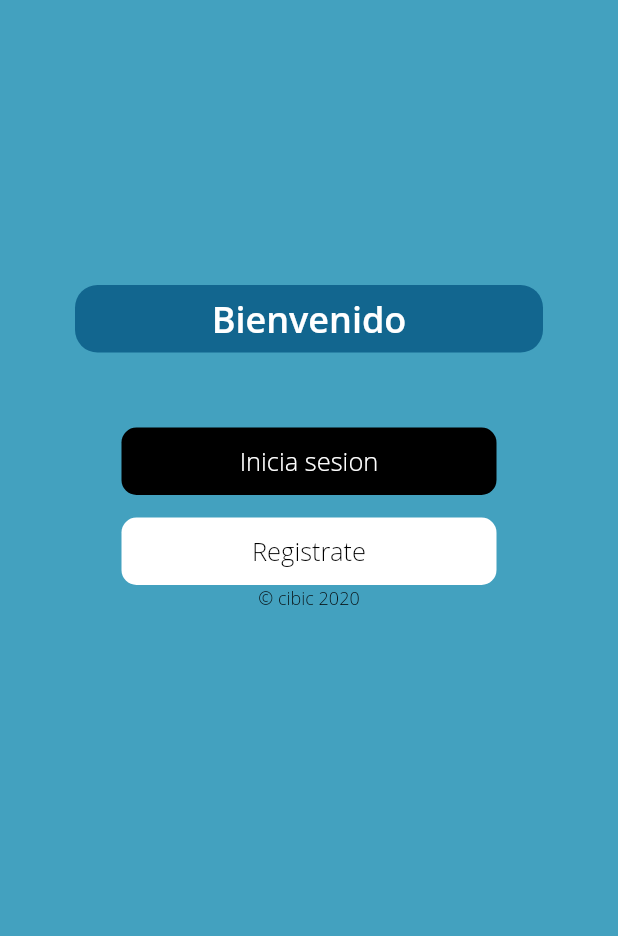
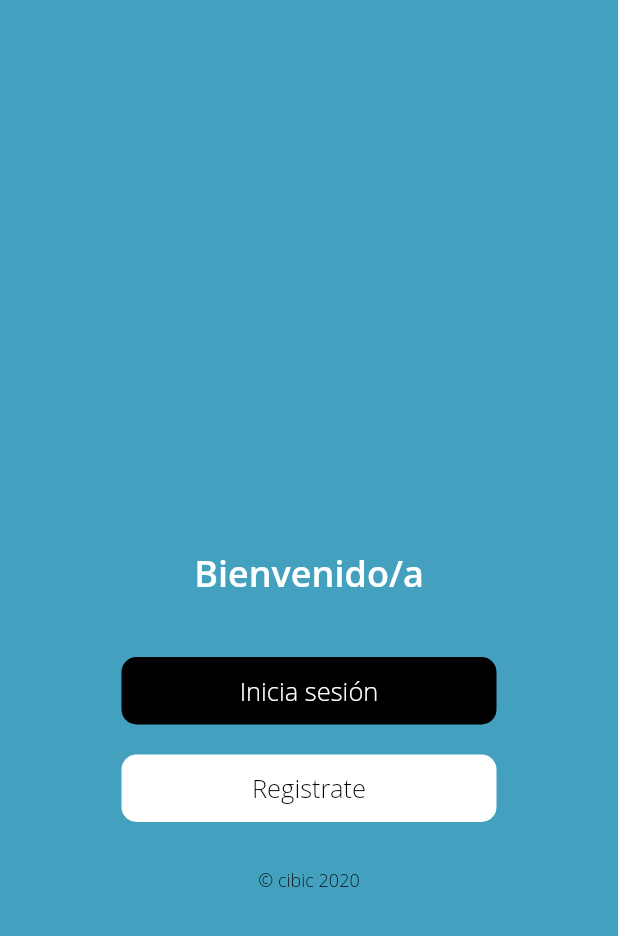
Before and after one commit to benjaminykim/cibic-mobile, a Flutter app: the screen it shows after launch, on a phone screen of 412 x 824 dp, the part 300-1236 px from its top. Run offline on Flutter 3.47's test engine with Material 2 defaults, Android fonts, the phone set to English and light mode, and no system bars; our stand-ins replace flutter_redux, flutter_secure_storage, redux, redux_thunk, youtube_player_flutter; generated files the repository leaves out were written again; project files that could hold a hidden picture were left out.

Commit message:
logIn clean and finish

```diff
--- a/lib/src/onboard/register.dart
+++ b/lib/src/onboard/register.dart
@@ -296,6 +296,7 @@ class _RegisterState extends State<Register> {
                       "DATOS PERSONALES",
                       style: TextStyle(
                         fontSize: 20,
+                        color: Colors.white,
                       ),
                     ),
                   ),
@@ -305,6 +306,7 @@ class _RegisterState extends State<Register> {
                       style: TextStyle(
                         fontSize: 14,
                         fontWeight: FontWeight.w200,
+                        color: Colors.white,
                       ),
                     ),
                   ),
@@ -324,6 +326,7 @@ class _RegisterState extends State<Register> {
                       style: TextStyle(
                         fontSize: 14,
                         fontWeight: FontWeight.w200,
+                        color: Colors.white,
                       ),
                     ),
                   ),
--- a/lib/src/onboard/welcome.dart
+++ b/lib/src/onboard/welcome.dart
@@ -36,7 +36,7 @@ class _WelcomeState extends State<Welcome> {
     Decoration buttonDecoration;
     TextStyle style;
 
-    if (str == "Inicia sesion") {
+    if (str == "Inicia sesión") {
       buttonDecoration = BoxDecoration(
         color: Colors.black,
         borderRadius: BorderRadius.circular(10),
@@ -74,18 +74,18 @@ class _WelcomeState extends State<Welcome> {
   Container createInputView(String str, TextEditingController ctlr) {
     return Container(
       height: 40,
-      decoration: REGISTER_INPUT_DEC,
+      decoration: LOGIN_INPUT_DEC,
       alignment: Alignment.center,
       margin: EdgeInsets.fromLTRB(35, 0, 35, 7),
       child: Center(
         child: TextField(
           controller: ctlr,
           textAlign: TextAlign.center,
-          obscureText: (str == "contrasena"), // password label obscurity
+          obscureText: (str == "contraseña"), // password label obscurity
           decoration: InputDecoration(
             border: InputBorder.none,
-            hintText: str + "*",
-            hintStyle: REGISTER_INPUT_TXT,
+            hintText: str,
+            hintStyle: LOGIN_INPUT_TXT,
           ),
         ),
       ),
@@ -110,46 +110,53 @@ class _WelcomeState extends State<Welcome> {
               Container(
                 height: MediaQuery.of(context).size.height - 230,
                 child: ListView(
+                  reverse: true,
                   controller: this._controller,
                   children: <Widget>[
-                    SizedBox(height: 190),
-                    // WELCOME
-                    (this.showLogin
-                        ? Container()
-                        : Container(
-                            decoration: this.welcomeDecoration,
-                            height: 45,
-                            alignment: Alignment.center,
-                            child: Text(
-                              "Bienvenido",
+                    SizedBox(height: MediaQuery.of(context).viewInsets.bottom),
+                    Text(
+                      '\u00a9 cibic 2020',
                       textAlign: TextAlign.center,
-                              style: this.welcomeTextStyle,
+                      style: TextStyle(fontSize: 12, color: Colors.black),
                     ),
-                          )),
-                    SizedBox(height: 50),
+                    SizedBox(height: 30),
                     GestureDetector(
                       onTap: () {
+                        Navigator.push(
+                            context,
+                            MaterialPageRoute(
+                                builder: (context) =>
+                                    Register(widget.storage)));
+                      },
+                      child: createButtonView("Registrate"),
+                    ),
+                    SizedBox(height: 10),
+                    (this.showLogin) ? Divider(
+                      color: Colors.white,
+                      indent: 20,
+                      endIndent: 20,
+                      thickness: 0.5,
+                    ) : Container(),
+                    (this.showLogin) ? Text(
+                      "¿Has olvidado la contraseña?",
+                      textAlign: TextAlign.center,
+                      style: TextStyle(
+                        color: Colors.white,
+                        fontSize: 14,
+                      ),
+                    ) : Container(),
+                    SizedBox(height: 10),
+                    GestureDetector(
+                      onTap: () async {
+                        if (this.showLogin) {
+                          if (_emailController.text == null ||
+                              _passwordController.text == null ||
+                              _emailController.text == "" ||
+                              _passwordController.text == "") {
                             setState(() {
                               this.showLogin = !this.showLogin;
-                          this
-                              ._controller
-                              .jumpTo(_controller.position.maxScrollExtent);
                             });
-                      },
-                      child: createButtonView("Inicia sesion"),
-                    ),
-                    (this.showLogin) ? SizedBox(height: 15) : Container(),
-                    (this.showLogin)
-                        ? (createInputView(
-                            "correo electronico", this._emailController))
-                        : Container(),
-                    (this.showLogin)
-                        ? (createInputView(
-                            "contrasena", this._passwordController))
-                        : Container(),
-                    (this.showLogin)
-                        ? GestureDetector(
-                            onTap: () async {
+                          } else {
                             var jwt = await attemptLogin();
                             if (jwt != null) {
                               widget.storage.write(key: "jwt", value: jwt);
@@ -162,29 +169,34 @@ class _WelcomeState extends State<Welcome> {
                               displayDialog(context, "An Error Occurred",
                                   "No account was found matching that username and password");
                             }
+                          }
+                        } else {
+                          setState(() {
+                            this.showLogin = !this.showLogin;
+                            this
+                                ._controller
+                                .jumpTo(_controller.position.maxScrollExtent);
+                          });
+                        }
                       },
-                            child: createButtonView("Inicia sesión"),
-                          )
+                      child: createButtonView("Inicia sesión"),
+                    ),
+                    SizedBox(height:10),
+                    (this.showLogin)
+                        ? (createInputView(
+                            "contraseña", this._passwordController))
                         : Container(),
-                    SizedBox(height: 15),
-                    (!this.showLogin)
-                        ? GestureDetector(
-                            onTap: () {
-                              Navigator.push(
-                                  context,
-                                  MaterialPageRoute(
-                                      builder: (context) =>
-                                          Register(widget.storage)));
-                            },
-                            child: createButtonView("Registrate"),
-                          )
+                    (this.showLogin)
+                        ? (createInputView(
+                            "correo electrónico", this._emailController))
                         : Container(),
+                    SizedBox(height:30),
+                    // WELCOME
                     Text(
-                      '\u00a9 cibic 2020',
+                      "Bienvenido/a",
                       textAlign: TextAlign.center,
-                      style: TextStyle(fontSize: 12, color: Colors.black),
+                      style: this.welcomeTextStyle,
                     ),
-                    SizedBox(height: MediaQuery.of(context).viewInsets.bottom),
                   ],
                 ),
               ),
--- a/lib/src/resources/constants.dart
+++ b/lib/src/resources/constants.dart
@@ -71,6 +71,22 @@ ThemeData get cibicTheme {
   );
 }
 
+final LOGIN_INPUT_DEC = BoxDecoration(
+  color: Colors.transparent,
+  borderRadius: const BorderRadius.all(const Radius.circular(10)),
+  border:  Border.all(
+    color: Colors.white,
+    width: 1.0,
+    style: BorderStyle.solid,
+  ),
+);
+
+const LOGIN_INPUT_TXT = TextStyle(
+  fontSize: 15,
+  color: Colors.black,
+  fontWeight: FontWeight.w300,
+);
+
 const REGISTER_INPUT_DEC = const BoxDecoration(
   color: Colors.white,
   borderRadius: const BorderRadius.all(const Radius.circular(10)),
```
Lines whose indentation alone changed are shown as unchanged.
